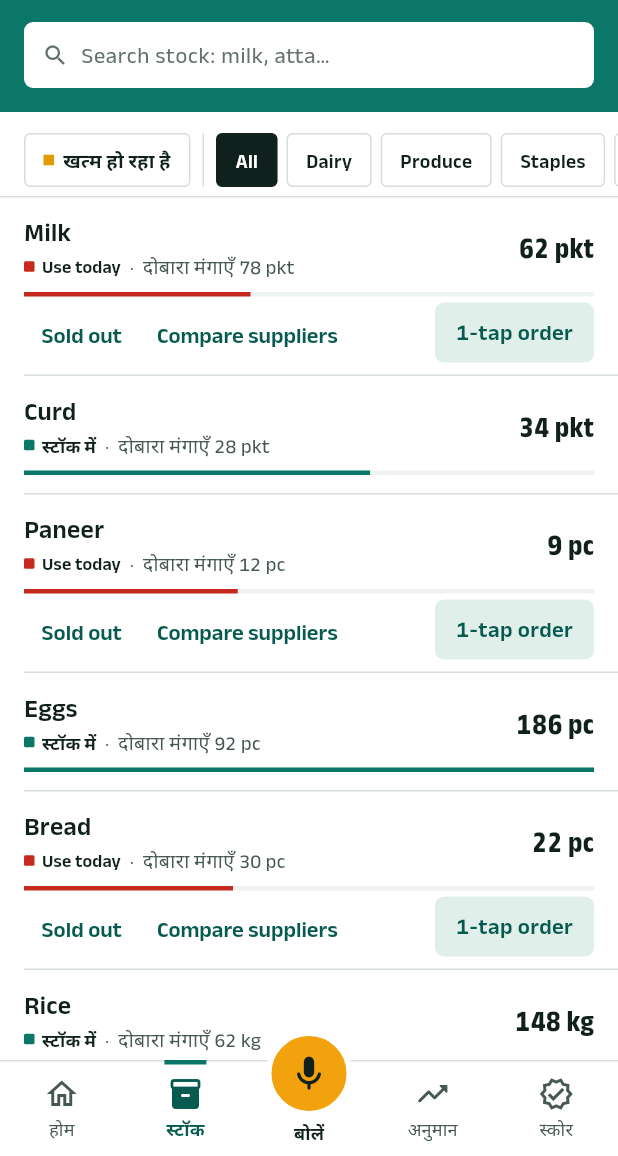
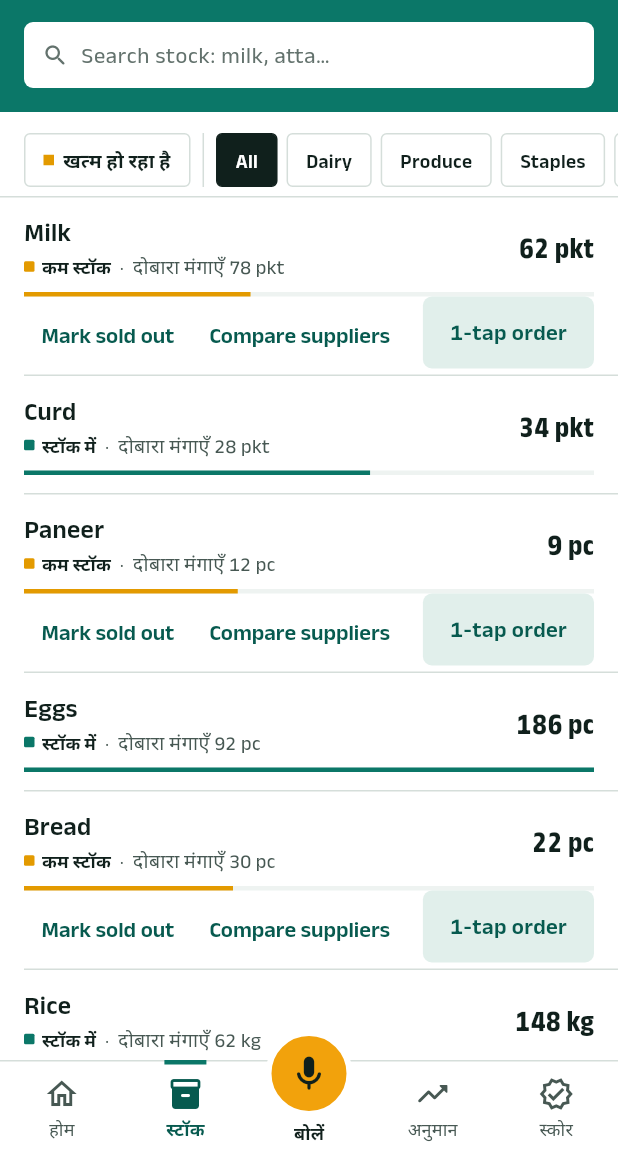
Before and after one commit to AmanDadsena/vendor360, a Flutter app: the InventoryScreen screen opened by its route, on a phone screen of 412 x 824 dp, the part 80-1236 px from its top. Run offline on Flutter 3.47's test engine with Material 3 defaults, Android fonts, the phone set to English and light mode, and no system bars; our stand-ins replace flutter_riverpod, go_router, shared_preferences; accounts and stored records are empty; network calls fail.

Commit message:
Speak about stock on Stock, and leave spoilage to Expiry
Stock printed low items in MRP red as 'Use today', which is expiry
language, while Home showed the same items in marigold as running low.
Stock now uses stock words in the same inks as Home: red only when there
is nothing to sell, marigold when low. 'Sold out' becomes 'Mark sold out'
so it reads as an action, 1-tap order grows to 48dp, and the category
tabs move to the shared V360Tab.

```diff
--- a/app/lib/features/inventory/inventory_screen.dart
+++ b/app/lib/features/inventory/inventory_screen.dart
@@ -177,7 +177,7 @@ class _CategoryFilter extends ConsumerWidget {
             : SizedBox(width: v360.spacing.xs + 2),
         itemBuilder: (context, index) {
           if (index == 0) {
-            return _Tab(
+            return V360Tab(
               label: runningOutLabel,
               active: lowOnly,
               marker: v360.colors.warning,
@@ -190,7 +190,7 @@ class _CategoryFilter extends ConsumerWidget {
           final category = _categories[index - 1];
           final active = category.key == selected;
 
-          return _Tab(
+          return V360Tab(
             label: category.label,
             active: active,
             onTap: () {
@@ -199,63 +199,6 @@ class _CategoryFilter extends ConsumerWidget {
             },
           );
         },
-      ),
-    );
-  }
-}
-
-class _Tab extends StatelessWidget {
-  const _Tab({
-    required this.label,
-    required this.active,
-    required this.onTap,
-    this.marker,
-  });
-
-  final String label;
-  final bool active;
-  final VoidCallback onTap;
-
-  /// A status square printed before the label while the tab is off.
-  final Color? marker;
-
-  @override
-  Widget build(BuildContext context) {
-    final v360 = context.v360;
-    final colors = v360.colors;
-
-    return Semantics(
-      button: true,
-      selected: active,
-      label: label,
-      excludeSemantics: true,
-      child: V360Pressable(
-        onTap: onTap,
-        borderRadius: BorderRadius.circular(V360Radius.sm),
-        child: Container(
-          alignment: Alignment.center,
-          padding: EdgeInsets.symmetric(horizontal: v360.spacing.md),
-          decoration: BoxDecoration(
-            color: active ? colors.ink : colors.surface,
-            borderRadius: BorderRadius.circular(V360Radius.sm),
-            border: Border.all(color: active ? colors.ink : colors.hairline),
-          ),
-          child: Row(
-            mainAxisSize: MainAxisSize.min,
-            children: <Widget>[
-              if (marker != null && !active) ...<Widget>[
-                Container(width: 7, height: 7, color: marker),
-                const SizedBox(width: 6),
-              ],
-              Text(
-                label,
-                style: v360.text.caption
-                    .copyWith(color: active ? colors.canvas : colors.ink)
-                    .weight(FontWeight.w600),
-              ),
-            ],
-          ),
-        ),
       ),
     );
   }
@@ -273,14 +216,19 @@ class _ItemRow extends ConsumerWidget {
     final colors = v360.colors;
     final state = item.state(DateTime.now());
 
+    // Stock speaks about stock: MRP red only when there is nothing to sell
+    // (out, or expired), marigold when it is low — the same inks Home uses
+    // for the same items. How soon something spoils is the Expiry screen's
+    // job, so "use today" is not said here.
     final (Color tone, String label) = switch (state) {
       StockState.expired => (colors.danger, 'Expired'),
       StockState.out => (colors.danger, strings.outOfStock),
-      StockState.expiringSoon => (colors.danger, 'Use today'),
-      StockState.low => (colors.warning, strings.reorderNow),
-      StockState.healthy => (colors.accent, strings.inStock),
+      _ when item.isLow => (colors.warning, strings.lowStock),
+      _ => (colors.accent, strings.inStock),
     };
-    final needsAction = state != StockState.healthy;
+    final needsAction = state == StockState.expired ||
+        state == StockState.out ||
+        item.isLow;
 
     // Fill relative to twice the reorder point, so a healthy item sits around
     // half rather than pinned at 100% and telling the vendor nothing.
@@ -362,7 +310,7 @@ class _ItemRow extends ConsumerWidget {
                   if (item.quantity.amount > 0)
                     TextButton(
                       onPressed: () => _markSoldOut(context, ref),
-                      child: const Text('Sold out'),
+                      child: const Text('Mark sold out'),
                     ),
                   TextButton(
                     onPressed: () =>
@@ -372,7 +320,7 @@ class _ItemRow extends ConsumerWidget {
                   const Spacer(),
                   V360Button.tonal(
                     label: '1-tap order',
-                    size: V360ButtonSize.sm,
+                    size: V360ButtonSize.md,
                     onPressed: () => _quickReorder(context, ref),
                   ),
                 ],
```
